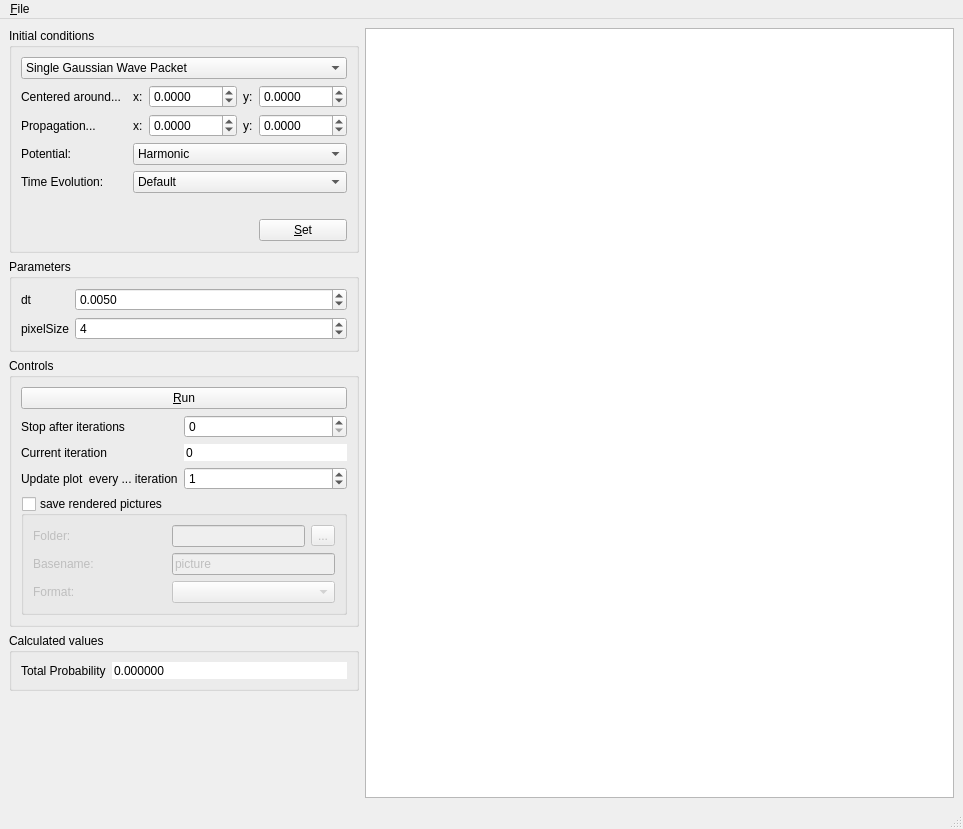
This is quantum3body_simulation_window.ui in dev-zero/quantum3body as Qt 5 draws it before an edit. The edited form follows.
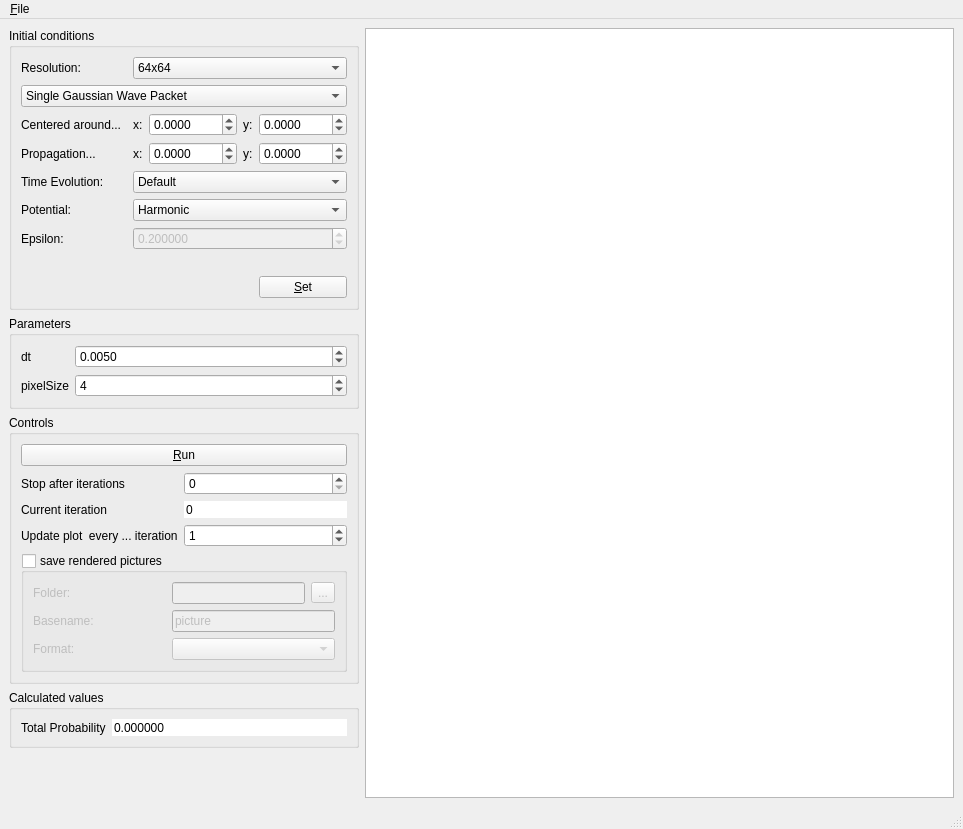
This is the edited form.

Diff of the .ui file:
```diff
--- a/quantum3body_simulation_window.ui
+++ b/quantum3body_simulation_window.ui
@@ -26,23 +26,14 @@
          <bool>true</bool>
         </property>
         <layout class="QGridLayout" name="gridLayout">
-         <item row="0" column="0" colspan="6">
-          <widget class="QComboBox" name="comboBox">
-           <item>
-            <property name="text">
-             <string>Single Gaussian Wave Packet</string>
-            </property>
-           </item>
-          </widget>
-         </item>
-         <item row="1" column="0">
+         <item row="3" column="0">
           <widget class="QLabel" name="label">
            <property name="text">
             <string>Centered around...</string>
            </property>
           </widget>
          </item>
-         <item row="1" column="5">
+         <item row="3" column="5">
           <widget class="QDoubleSpinBox" name="initialPositionY">
            <property name="decimals">
             <number>4</number>
@@ -58,21 +49,21 @@
            </property>
           </widget>
          </item>
-         <item row="1" column="4">
+         <item row="3" column="4">
           <widget class="QLabel" name="label_4">
            <property name="text">
             <string>y:</string>
            </property>
           </widget>
          </item>
-         <item row="1" column="2">
+         <item row="3" column="2">
           <widget class="QLabel" name="label_8">
            <property name="text">
             <string>x:</string>
            </property>
           </widget>
          </item>
-         <item row="1" column="3">
+         <item row="3" column="3">
           <widget class="QDoubleSpinBox" name="initialPositionX">
            <property name="decimals">
             <number>4</number>
@@ -88,28 +79,28 @@
            </property>
           </widget>
          </item>
-         <item row="2" column="0">
+         <item row="4" column="0">
           <widget class="QLabel" name="label_9">
            <property name="text">
             <string>Propagation...</string>
            </property>
           </widget>
          </item>
-         <item row="2" column="2">
+         <item row="4" column="2">
           <widget class="QLabel" name="label_10">
            <property name="text">
             <string>x:</string>
            </property>
           </widget>
          </item>
-         <item row="2" column="4">
+         <item row="4" column="4">
           <widget class="QLabel" name="label_11">
            <property name="text">
             <string>y:</string>
            </property>
           </widget>
          </item>
-         <item row="2" column="3">
+         <item row="4" column="3">
           <widget class="QDoubleSpinBox" name="initialPropagationX">
            <property name="decimals">
             <number>4</number>
@@ -125,7 +116,7 @@
            </property>
           </widget>
          </item>
-         <item row="2" column="5">
+         <item row="4" column="5">
           <widget class="QDoubleSpinBox" name="initialPropagationY">
            <property name="decimals">
             <number>4</number>
@@ -141,14 +132,14 @@
            </property>
           </widget>
          </item>
-         <item row="6" column="5">
+         <item row="9" column="5">
           <widget class="QPushButton" name="reset">
            <property name="text">
             <string>&amp;Set</string>
            </property>
           </widget>
          </item>
-         <item row="5" column="0" colspan="6">
+         <item row="8" column="0" colspan="6">
           <spacer name="verticalSpacer_2">
            <property name="orientation">
             <enum>Qt::Vertical</enum>
@@ -164,14 +155,14 @@
            </property>
           </spacer>
          </item>
-         <item row="3" column="0">
+         <item row="6" column="0">
           <widget class="QLabel" name="label_12">
            <property name="text">
             <string>Potential:</string>
            </property>
           </widget>
          </item>
-         <item row="3" column="2" colspan="4">
+         <item row="6" column="2" colspan="4">
           <widget class="QComboBox" name="initialPotential">
            <item>
             <property name="text">
@@ -183,21 +174,76 @@
              <string>Zero</string>
             </property>
            </item>
+          </widget>
+         </item>
+         <item row="1" column="0">
+          <widget class="QLabel" name="label_18">
+           <property name="text">
+            <string>Resolution:</string>
+           </property>
+          </widget>
+         </item>
+         <item row="2" column="0" colspan="6">
+          <widget class="QComboBox" name="comboBox">
            <item>
             <property name="text">
-             <string>Quantum Restricted 3-Body</string>
+             <string>Single Gaussian Wave Packet</string>
             </property>
            </item>
           </widget>
          </item>
-         <item row="4" column="0">
+         <item row="1" column="2" colspan="4">
+          <widget class="QComboBox" name="resolution">
+           <item>
+            <property name="text">
+             <string>64x64</string>
+            </property>
+           </item>
+           <item>
+            <property name="text">
+             <string>128x128</string>
+            </property>
+           </item>
+           <item>
+            <property name="text">
+             <string>256x256</string>
+            </property>
+           </item>
+           <item>
+            <property name="text">
+             <string>512x512</string>
+            </property>
+           </item>
+           <item>
+            <property name="text">
+             <string>1024x1024</string>
+            </property>
+           </item>
+           <item>
+            <property name="text">
+             <string>2048x2048</string>
+            </property>
+           </item>
+           <item>
+            <property name="text">
+             <string>4096x4096</string>
+            </property>
+           </item>
+           <item>
+            <property name="text">
+             <string>8192x8192</string>
+            </property>
+           </item>
+          </widget>
+         </item>
+         <item row="5" column="0">
           <widget class="QLabel" name="label_13">
            <property name="text">
             <string>Time Evolution:</string>
            </property>
           </widget>
          </item>
-         <item row="4" column="2" colspan="4">
+         <item row="5" column="2" colspan="4">
           <widget class="QComboBox" name="initialTimeEvolution">
            <item>
             <property name="text">
@@ -211,6 +257,32 @@
            </item>
           </widget>
          </item>
+         <item row="7" column="0">
+          <widget class="QLabel" name="label_19">
+           <property name="text">
+            <string>Epsilon:</string>
+           </property>
+          </widget>
+         </item>
+         <item row="7" column="2" colspan="4">
+          <widget class="QDoubleSpinBox" name="initialEpsilon">
+           <property name="enabled">
+            <bool>false</bool>
+           </property>
+           <property name="decimals">
+            <number>6</number>
+           </property>
+           <property name="maximum">
+            <double>1.000000000000000</double>
+           </property>
+           <property name="singleStep">
+            <double>0.010000000000000</double>
+           </property>
+           <property name="value">
+            <double>0.200000000000000</double>
+           </property>
+          </widget>
+         </item>
         </layout>
        </widget>
       </item>
```
Left out of the diff: 2 changed lines with no effect on the pictures.
